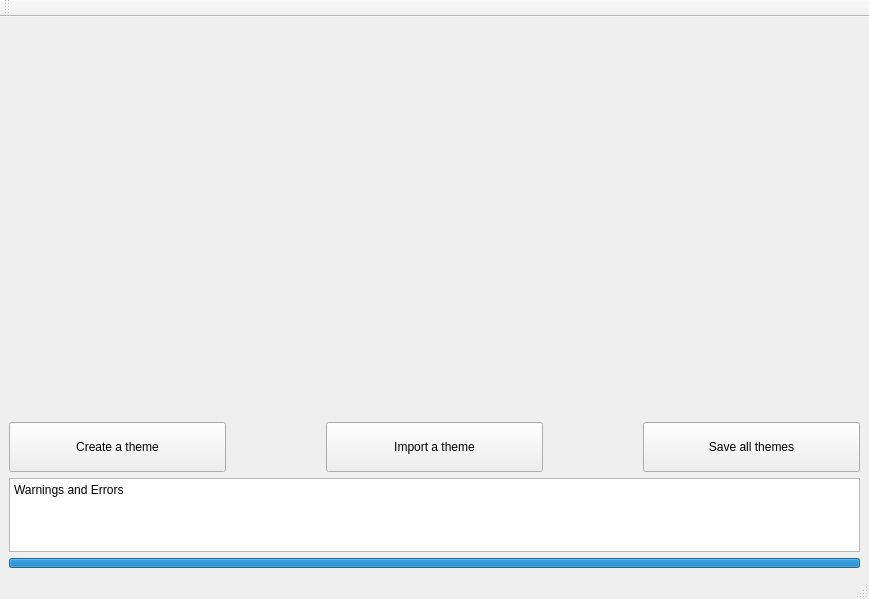
Before: the Qt Designer form ui/mainwindow.ui in imanirajdoost/color-theme-manager, drawn with Qt 5.
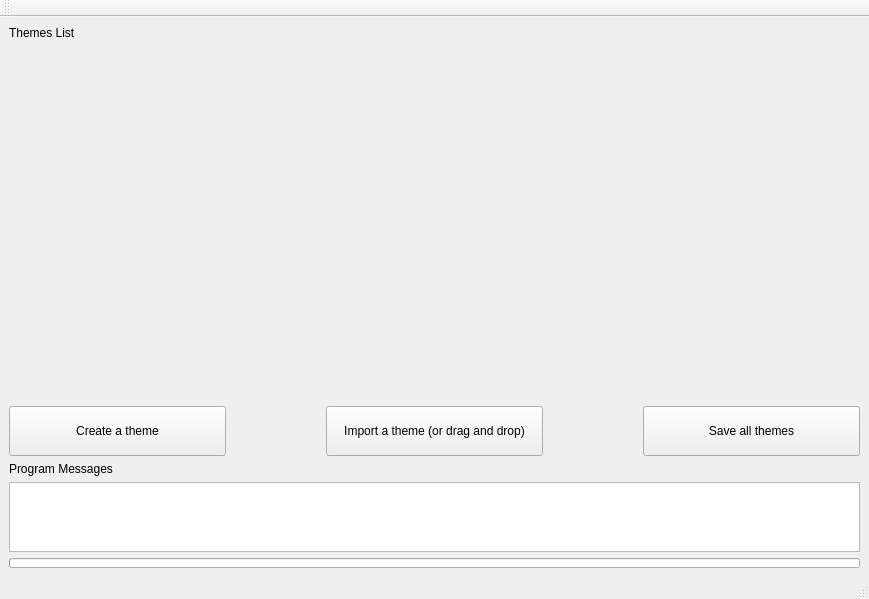
After: the same form once the commit is applied.

Patch:
```diff
--- a/ui/mainwindow.ui
+++ b/ui/mainwindow.ui
@@ -14,7 +14,14 @@
    <string>MainWindow</string>
   </property>
   <widget class="QWidget" name="centralwidget">
-   <layout class="QVBoxLayout" name="verticalLayout" stretch="5,1,1,0">
+   <layout class="QVBoxLayout" name="verticalLayout" stretch="0,5,1,0,1,0">
+    <item>
+     <widget class="QLabel" name="label_2">
+      <property name="text">
+       <string>Themes List</string>
+      </property>
+     </widget>
+    </item>
     <item>
      <layout class="QHBoxLayout" name="themeLayout"/>
     </item>
@@ -63,7 +70,7 @@
          </size>
         </property>
         <property name="text">
-         <string>Import a theme</string>
+         <string>Import a theme (or drag and drop)</string>
         </property>
        </widget>
       </item>
@@ -88,6 +95,13 @@
       </item>
      </layout>
     </item>
+    <item>
+     <widget class="QLabel" name="label">
+      <property name="text">
+       <string>Program Messages</string>
+      </property>
+     </widget>
+    </item>
     <item>
      <layout class="QHBoxLayout" name="horizontalLayout_2" stretch="0">
       <property name="spacing">
@@ -105,6 +119,9 @@
          <bool>true</bool>
         </property>
         <property name="plainText">
+         <string/>
+        </property>
+        <property name="placeholderText">
          <string>Warnings and Errors</string>
         </property>
        </widget>
@@ -120,7 +137,7 @@
        </size>
       </property>
       <property name="value">
-       <number>100</number>
+       <number>0</number>
       </property>
       <property name="textVisible">
        <bool>false</bool>
```
Left out of the diff: 4 changed lines with no effect on the pictures.
